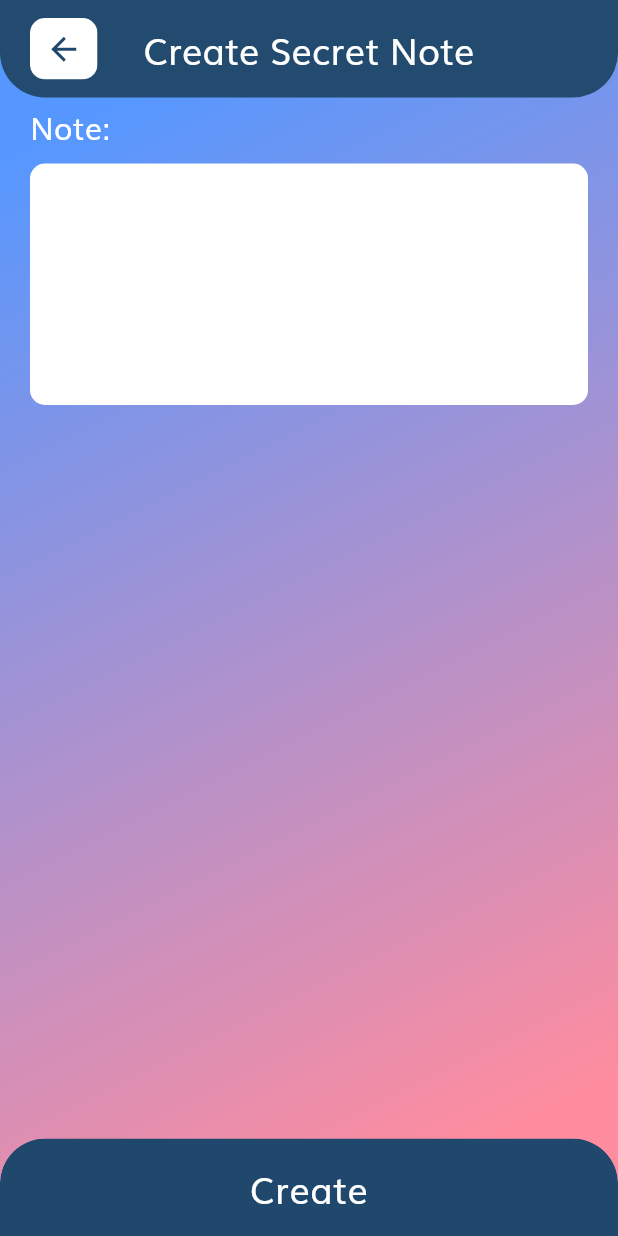
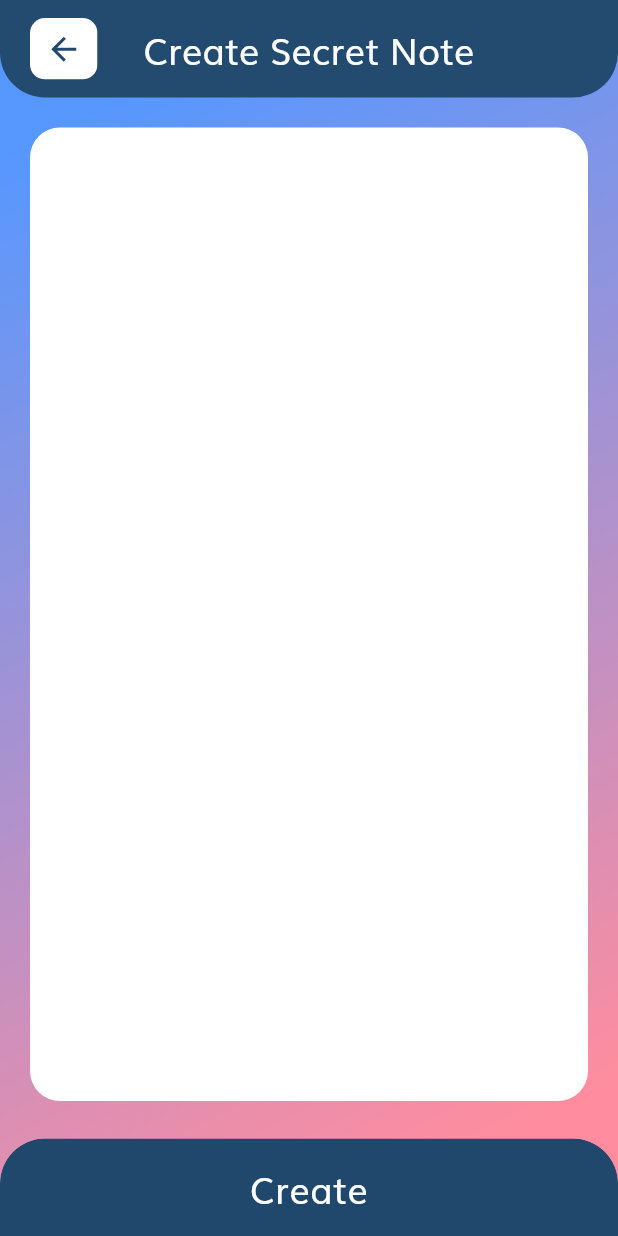
Before and after one commit to SHRIKUNJ1010/PassMana, a Flutter app: the CreateUpdateSecretNoteScreen screen opened by its route, on a phone screen of 412 x 824 dp. Run offline on Flutter 3.47's test engine with Material 3 defaults, Android fonts, the phone set to English and light mode, and no system bars; our stand-ins replace flutter_redux, fluttericon, go_router, objectbox, redux; generated files the repository leaves out were written again.

Commit message:
- card details and secret note details edit button added - update card and update secret note screen delete button added with delete functionality working

```diff
--- a/lib/presentation/card/card_details/card_details_view_model.dart
+++ b/lib/presentation/card/card_details/card_details_view_model.dart
@@ -6,15 +6,18 @@ import 'package:passmana/domain_redux/app_state.dart';
 import 'package:passmana/domain_redux/card/card_selector.dart';
 import 'package:passmana/model/card_model.dart';
 import 'package:passmana/router/router.dart';
+import 'package:passmana/utility/page_routes_utility/page_routes.dart';
 import 'package:redux/redux.dart';
 
 class CardDetailsViewModel {
   final Card card;
   final Function onBackPress;
+  final Function onEditTap;
 
   CardDetailsViewModel({
     required this.card,
     required this.onBackPress,
+    required this.onEditTap,
   });
 
   static CardDetailsViewModel fromStore(Store<AppState> store, int id) {
@@ -26,6 +29,9 @@ class CardDetailsViewModel {
       onBackPress: () {
         router.pop();
       },
+      onEditTap: () {
+        router.push(AppRoutes.createUpdateCard,extra: id);
+      }
     );
   }
 }
--- a/lib/presentation/secret_note/create_update_secret_note/create_update_secret_note_screen.dart
+++ b/lib/presentation/secret_note/create_update_secret_note/create_update_secret_note_screen.dart
@@ -5,6 +5,7 @@
 import 'package:flutter/material.dart';
 import 'package:flutter_redux/flutter_redux.dart';
 import 'package:passmana/domain_redux/app_state.dart';
+import 'package:passmana/domain_redux/secret_note/secret_note_selector.dart';
 import 'package:passmana/localization/app_localization.dart';
 import 'package:passmana/presentation/common/custom_app_bar.dart';
 import 'package:passmana/presentation/secret_note/create_update_secret_note/create_update_secret_note_view_model.dart';
@@ -41,6 +42,11 @@ class _CreateUpdateSecretNoteScreenState extends State<CreateUpdateSecretNoteScr
       converter: (Store<AppState> store) {
         return CreateUpdateSecretNoteViewModel.fromStore(store, widget.id);
       },
+      onInit: (Store<AppState> store) {
+        if (widget.id != null) {
+          noteController.text = getSecretNoteById(store.state, widget.id)?.note ?? '';
+        }
+      },
       builder: (BuildContext context, CreateUpdateSecretNoteViewModel vm) {
         return Container(
           decoration: Utility.getCommonBackgroundDecoration(),
@@ -54,19 +60,7 @@ class _CreateUpdateSecretNoteScreenState extends State<CreateUpdateSecretNoteScr
                   resizeToAvoidBottomInset: true,
                   backgroundColor: Colors.transparent,
                   appBar: getAppBar(vm, context),
-                  body: Column(
-                    children: [
-                      Expanded(
-                        child: ListView(
-                          shrinkWrap: true,
-                          children: [
-                            getNoteField(context, noteController),
-                            const SizedBox(height: 80),
-                          ],
-                        ),
-                      ),
-                    ],
-                  ),
+                  body: getNoteField(context, noteController),
                 ),
                 Positioned(
                   left: 0,
@@ -82,23 +76,13 @@ class _CreateUpdateSecretNoteScreenState extends State<CreateUpdateSecretNoteScr
     );
   }
 
-  Column getNoteField(BuildContext context, TextEditingController controller) {
-    return Column(
-      mainAxisSize: MainAxisSize.min,
-      children: [
-        Row(
-          children: [
-            Padding(
-              padding: const EdgeInsets.fromLTRB(20, 5, 0, 10),
-              child: Text(
-                "${getTranslated('note', context)}:",
-                style: TextStyles.getTitleWhiteText(20),
+  Widget getNoteField(BuildContext context, TextEditingController controller) {
+    return Container(
+      margin: const EdgeInsets.fromLTRB(20, 20, 20, 90),
+      decoration: BoxDecoration(
+        borderRadius: BorderRadius.circular(20),
+      color: AppColors.mWhite,
       ),
-            ),
-          ],
-        ),
-        Padding(
-          padding: const EdgeInsets.fromLTRB(20, 0, 20, 10),
       child: TextFormField(
         controller: controller,
         validator: (text) {
@@ -108,24 +92,18 @@ class _CreateUpdateSecretNoteScreenState extends State<CreateUpdateSecretNoteScr
           return null;
         },
         style: TextStyles.getTitleBlueText(18),
-            decoration: InputDecoration(
-              fillColor: AppColors.mWhite,
-              filled: true,
-              contentPadding: const EdgeInsets.fromLTRB(15, 13, 15, 13),
-              errorStyle: TextStyles.getTitleOrangeText(20),
+        decoration: const InputDecoration(
+          contentPadding: EdgeInsets.fromLTRB(15, 13, 15, 13),
           border: OutlineInputBorder(
             borderSide: BorderSide.none,
-                borderRadius: BorderRadius.circular(10),
           ),
         ),
-            maxLines: 5,
+        maxLines: 1000,
         textInputAction: TextInputAction.done,
         onTapOutside: (pointerDown) {
           FocusScope.of(context).unfocus();
         },
       ),
-        ),
-      ],
     );
   }
 
@@ -201,12 +179,40 @@ class _CreateUpdateSecretNoteScreenState extends State<CreateUpdateSecretNoteScr
           ),
         ),
         Text(
-          vm.secretNote != null
-              ? getTranslated("update_secret_note", context)
-              : getTranslated("create_secret_note", context),
+          vm.secretNote != null ? getTranslated("update_secret_note", context) : getTranslated("create_secret_note", context),
           style: TextStyles.getTitleWhiteText(24),
         ),
-        const Spacer(),
+        vm.secretNote != null
+            ? Expanded(
+          child: Row(
+            mainAxisAlignment: MainAxisAlignment.end,
+            mainAxisSize: MainAxisSize.min,
+            children: [
+              ClipRRect(
+                borderRadius: BorderRadius.circular(10),
+                child: Material(
+                  color: AppColors.secondaryMaterialColor[700],
+                  child: InkWell(
+                    splashColor: AppColors.mWhite.withOpacity(0.2),
+                    onTap: () {
+                      vm.deleteSecretNote.call();
+                    },
+                    child: const Padding(
+                      padding: EdgeInsets.fromLTRB(10, 8, 10, 8),
+                      child: Icon(
+                        Icons.delete,
+                        color: AppColors.mWhite,
+                        size: 25,
+                      ),
+                    ),
+                  ),
+                ),
+              ),
+              const SizedBox(width: 20),
+            ],
+          ),
+        )
+            : const Spacer(),
       ],
     );
   }
--- a/lib/presentation/secret_note/create_update_secret_note/create_update_secret_note_view_model.dart
+++ b/lib/presentation/secret_note/create_update_secret_note/create_update_secret_note_view_model.dart
@@ -7,6 +7,8 @@ import 'package:passmana/domain_redux/secret_note/secret_note_actions.dart';
 import 'package:passmana/domain_redux/secret_note/secret_note_selector.dart';
 import 'package:passmana/model/secret_note_model.dart';
 import 'package:passmana/router/router.dart';
+import 'package:passmana/utility/page_routes_utility/page_routes.dart';
+import 'package:passmana/utility/utility.dart';
 import 'package:redux/redux.dart';
 
 class CreateUpdateSecretNoteViewModel {
@@ -18,12 +20,14 @@ class CreateUpdateSecretNoteViewModel {
   final Function({
     required String note,
   }) updateSecretNote;
+  final Function deleteSecretNote;
   final Function onBackPress;
 
   CreateUpdateSecretNoteViewModel({
     this.secretNote,
     required this.createSecretNote,
     required this.updateSecretNote,
+    required this.deleteSecretNote,
     required this.onBackPress,
   });
 
@@ -57,6 +61,13 @@ class CreateUpdateSecretNoteViewModel {
         );
         router.pop();
       },
+      deleteSecretNote: () async {
+        bool hasConfirmed = await Utility.deleteConfirmationDialog();
+        if (hasConfirmed) {
+          store.dispatch(DeleteSecretNote(secretNoteId: id ?? 0));
+          router.go(AppRoutes.secretNoteList);
+        }
+      },
       onBackPress: () {
         router.pop();
       },
--- a/lib/presentation/secret_note/secret_note_details/secret_note_details_view_model.dart
+++ b/lib/presentation/secret_note/secret_note_details/secret_note_details_view_model.dart
@@ -6,15 +6,18 @@ import 'package:passmana/domain_redux/app_state.dart';
 import 'package:passmana/domain_redux/secret_note/secret_note_selector.dart';
 import 'package:passmana/model/secret_note_model.dart';
 import 'package:passmana/router/router.dart';
+import 'package:passmana/utility/page_routes_utility/page_routes.dart';
 import 'package:redux/redux.dart';
 
 class SecretNoteDetailsViewModel {
   final SecretNote secretNote;
   final Function onBackPress;
+  final Function onEditTap;
 
   SecretNoteDetailsViewModel({
     required this.secretNote,
     required this.onBackPress,
+    required this.onEditTap,
   });
 
   static SecretNoteDetailsViewModel fromStore(Store<AppState> store, int id) {
@@ -27,6 +30,9 @@ class SecretNoteDetailsViewModel {
       onBackPress: () {
         router.pop();
       },
+      onEditTap: () {
+        router.push(AppRoutes.createUpdateSecretNote,extra: id);
+      }
     );
   }
 }
```
Also changed, not shown: lib/presentation/card/card_details/card_details_screen.dart (+29 -1 lines), lib/presentation/card/create_update_card/create_update_card_screen.dart (+31 -1 lines), lib/presentation/card/create_update_card/create_update_card_view_model.dart (+11 -0 lines), lib/presentation/secret_note/secret_note_details/secret_note_details_screen.dart (+29 -1 lines). Lines whose indentation alone changed are shown as unchanged.
